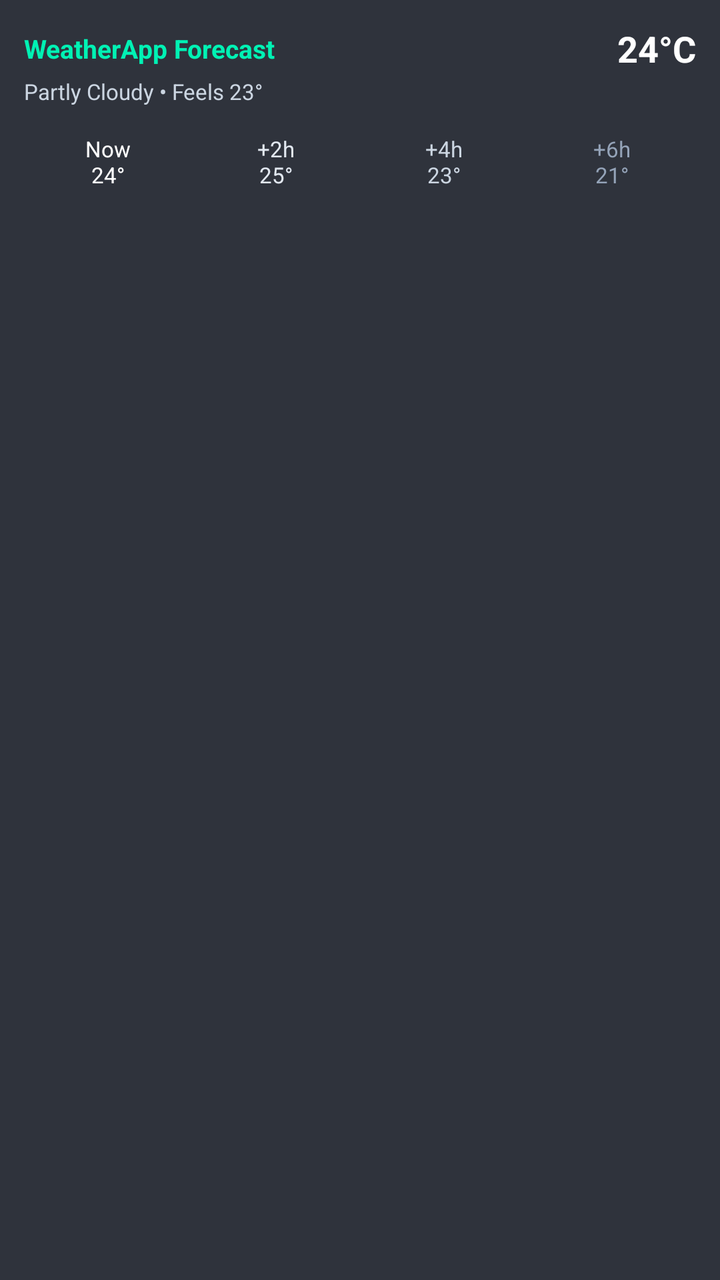
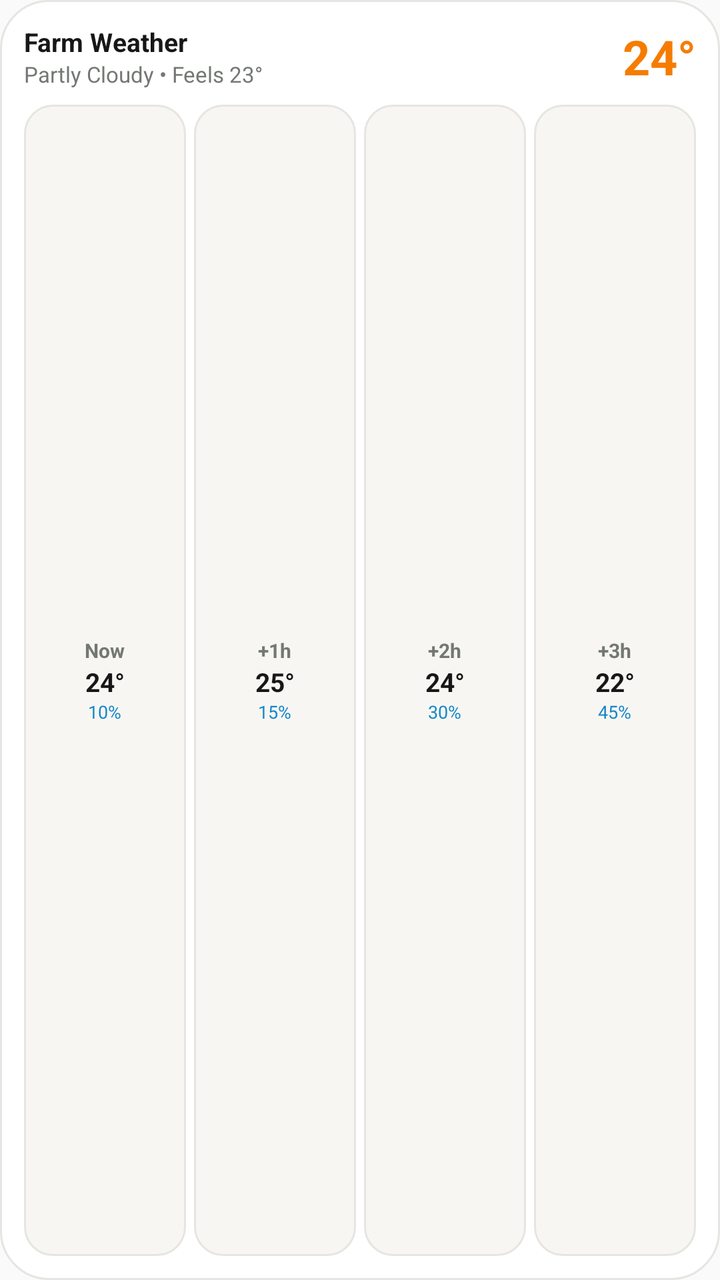

Compare the two renders of this Android layout. The source of the first and the diff that turns it into the second are given below.
<!-- AndroidManifest.xml: application theme AppTheme -->
<!-- res/layout/widget_weather_forecast.xml -->
<?xml version="1.0" encoding="utf-8"?>
<LinearLayout xmlns:android="http://schemas.android.com/apk/res/android"
    android:id="@+id/widget_forecast_root"
    android:layout_width="match_parent"
    android:layout_height="match_parent"
    android:background="#DD0F141F"
    android:orientation="vertical"
    android:padding="12dp">

    
    <LinearLayout
        android:layout_width="match_parent"
        android:layout_height="wrap_content"
        android:orientation="horizontal"
        android:gravity="center_vertical">

        <TextView
            android:id="@+id/widget_forecast_city"
            android:layout_width="0dp"
            android:layout_height="wrap_content"
            android:layout_weight="1"
            android:text="WeatherApp Forecast"
            android:textColor="#00F2B4"
            android:textSize="13sp"
            android:textStyle="bold" />

        <TextView
            android:id="@+id/widget_forecast_temp"
            android:layout_width="wrap_content"
            android:layout_height="wrap_content"
            android:text="24°C"
            android:textColor="#FFFFFF"
            android:textSize="18sp"
            android:textStyle="bold" />
    </LinearLayout>

    <TextView
        android:id="@+id/widget_forecast_condition"
        android:layout_width="wrap_content"
        android:layout_height="wrap_content"
        android:text="Partly Cloudy • Feels 23°"
        android:textColor="#CBD5E1"
        android:textSize="11sp"
        android:layout_marginTop="2dp" />

    
    <LinearLayout
        android:layout_width="match_parent"
        android:layout_height="wrap_content"
        android:orientation="horizontal"
        android:gravity="center"
        android:layout_marginTop="8dp"
        android:paddingTop="6dp">

        <TextView
            android:layout_width="0dp"
            android:layout_height="wrap_content"
            android:layout_weight="1"
            android:gravity="center"
            android:text="Now\n24°"
            android:textColor="#FFFFFF"
            android:textSize="11sp" />

        <TextView
            android:layout_width="0dp"
            android:layout_height="wrap_content"
            android:layout_weight="1"
            android:gravity="center"
            android:text="+2h\n25°"
            android:textColor="#E2E8F0"
            android:textSize="11sp" />

        <TextView
            android:layout_width="0dp"
            android:layout_height="wrap_content"
            android:layout_weight="1"
            android:gravity="center"
            android:text="+4h\n23°"
            android:textColor="#CBD5E1"
            android:textSize="11sp" />

        <TextView
            android:layout_width="0dp"
            android:layout_height="wrap_content"
            android:layout_weight="1"
            android:gravity="center"
            android:text="+6h\n21°"
            android:textColor="#94A3B8"
            android:textSize="11sp" />
    </LinearLayout>
</LinearLayout>
<!-- resources referenced by this layout -->
<resources>

</resources>

<!-- the commit's change to res/layout/widget_weather_forecast.xml (unified diff, before → after) -->
@@ -3,7 +3,7 @@
     android:id="@+id/widget_forecast_root"
     android:layout_width="match_parent"
     android:layout_height="match_parent"
-    android:background="#DD0F141F"
+    android:background="@drawable/widget_surface_white"
     android:orientation="vertical"
     android:padding="12dp">
 
@@ -14,78 +14,181 @@
         android:orientation="horizontal"
         android:gravity="center_vertical">
 
-        <TextView
-            android:id="@+id/widget_forecast_city"
+        <LinearLayout
             android:layout_width="0dp"
             android:layout_height="wrap_content"
             android:layout_weight="1"
-            android:text="WeatherApp Forecast"
-            android:textColor="#00F2B4"
-            android:textSize="13sp"
-            android:textStyle="bold" />
+            android:orientation="vertical">
+
+            <TextView
+                android:id="@+id/widget_forecast_city"
+                android:layout_width="wrap_content"
+                android:layout_height="wrap_content"
+                android:text="Farm Weather"
+                android:textColor="#171717"
+                android:textSize="13sp"
+                android:textStyle="bold" />
+
+            <TextView
+                android:id="@+id/widget_forecast_condition"
+                android:layout_width="wrap_content"
+                android:layout_height="wrap_content"
+                android:text="Partly Cloudy • Feels 23°"
+                android:textColor="#737873"
+                android:textSize="11sp" />
+        </LinearLayout>
 
         <TextView
             android:id="@+id/widget_forecast_temp"
             android:layout_width="wrap_content"
             android:layout_height="wrap_content"
-            android:text="24°C"
-            android:textColor="#FFFFFF"
-            android:textSize="18sp"
+            android:text="24°"
+            android:textColor="#F57C00"
+            android:textSize="24sp"
             android:textStyle="bold" />
     </LinearLayout>
-
-    <TextView
-        android:id="@+id/widget_forecast_condition"
-        android:layout_width="wrap_content"
-        android:layout_height="wrap_content"
-        android:text="Partly Cloudy • Feels 23°"
-        android:textColor="#CBD5E1"
-        android:textSize="11sp"
-        android:layout_marginTop="2dp" />
 
     
     <LinearLayout
         android:layout_width="match_parent"
-        android:layout_height="wrap_content"
+        android:layout_height="0dp"
+        android:layout_weight="1"
         android:orientation="horizontal"
-        android:gravity="center"
-        android:layout_marginTop="8dp"
-        android:paddingTop="6dp">
+        android:layout_marginTop="8dp">
 
-        <TextView
+        <LinearLayout
             android:layout_width="0dp"
-            android:layout_height="wrap_content"
+            android:layout_height="match_parent"
             android:layout_weight="1"
+            android:background="@drawable/chip_bg_neutral"
+            android:padding="4dp"
             android:gravity="center"
-            android:text="Now\n24°"
-            android:textColor="#FFFFFF"
-            android:textSize="11sp" />
+            android:orientation="vertical">
+            <TextView
+                android:id="@+id/h1_time"
+                android:layout_width="wrap_content"
+                android:layout_height="wrap_content"
+                android:text="Now"
+                android:textColor="#737873"
+                android:textSize="10sp"
+                android:textStyle="bold" />
+            <TextView
+                android:id="@+id/h1_temp"
+                android:layout_width="wrap_content"
+                android:layout_height="wrap_content"
+                android:text="24°"
+                android:textColor="#171717"
+                android:textSize="13sp"
+                android:textStyle="bold" />
+            <TextView
+                android:id="@+id/h1_rain"
+                android:layout_width="wrap_content"
+                android:layout_height="wrap_content"
+                android:text="10%"
+                android:textColor="#1687C9"
+                android:textSize="9sp" />
+        </LinearLayout>
 
-        <TextView
+        <LinearLayout
             android:layout_width="0dp"
-            android:layout_height="wrap_content"
+            android:layout_height="match_parent"
             android:layout_weight="1"
+            android:layout_marginStart="4dp"
+            android:background="@drawable/chip_bg_neutral"
+            android:padding="4dp"
             android:gravity="center"
-            android:text="+2h\n25°"
-            android:textColor="#E2E8F0"
-            android:textSize="11sp" />
+            android:orientation="vertical">
+            <TextView
+                android:id="@+id/h2_time"
+                android:layout_width="wrap_content"
+                android:layout_height="wrap_content"
+                android:text="+1h"
+                android:textColor="#737873"
+                android:textSize="10sp"
+                android:textStyle="bold" />
+            <TextView
+                android:id="@+id/h2_temp"
+                android:layout_width="wrap_content"
+                android:layout_height="wrap_content"
+                android:text="25°"
+                android:textColor="#171717"
+                android:textSize="13sp"
+                android:textStyle="bold" />
+            <TextView
+                android:id="@+id/h2_rain"
+                android:layout_width="wrap_content"
+                android:layout_height="wrap_content"
+                android:text="15%"
+                android:textColor="#1687C9"
+                android:textSize="9sp" />
+        </LinearLayout>
 
-        <TextView
+        <LinearLayout
             android:layout_width="0dp"
-            android:layout_height="wrap_content"
+            android:layout_height="match_parent"
             android:layout_weight="1"
+            android:layout_marginStart="4dp"
+            android:background="@drawable/chip_bg_neutral"
+            android:padding="4dp"
             android:gravity="center"
-            android:text="+4h\n23°"
-            android:textColor="#CBD5E1"
-            android:textSize="11sp" />
+            android:orientation="vertical">
+            <TextView
+                android:id="@+id/h3_time"
+                android:layout_width="wrap_content"
+                android:layout_height="wrap_content"
+                android:text="+2h"
+                android:textColor="#737873"
+                android:textSize="10sp"
+                android:textStyle="bold" />
+            <TextView
+                android:id="@+id/h3_temp"
+                android:layout_width="wrap_content"
+                android:layout_height="wrap_content"
+                android:text="24°"
+                android:textColor="#171717"
+                android:textSize="13sp"
+                android:textStyle="bold" />
+            <TextView
+                android:id="@+id/h3_rain"
+                android:layout_width="wrap_content"
+                android:layout_height="wrap_content"
+                android:text="30%"
+                android:textColor="#1687C9"
+                android:textSize="9sp" />
+        </LinearLayout>
 
-        <TextView
+        <LinearLayout
             android:layout_width="0dp"
-            android:layout_height="wrap_content"
+            android:layout_height="match_parent"
             android:layout_weight="1"
+            android:layout_marginStart="4dp"
+            android:background="@drawable/chip_bg_neutral"
+            android:padding="4dp"
             android:gravity="center"
-            android:text="+6h\n21°"
-            android:textColor="#94A3B8"
-            android:textSize="11sp" />
+            android:orientation="vertical">
+            <TextView
+                android:id="@+id/h4_time"
+                android:layout_width="wrap_content"
+                android:layout_height="wrap_content"
+                android:text="+3h"
+                android:textColor="#737873"
+                android:textSize="10sp"
+                android:textStyle="bold" />
+            <TextView
+                android:id="@+id/h4_temp"
+                android:layout_width="wrap_content"
+                android:layout_height="wrap_content"
+                android:text="22°"
+                android:textColor="#171717"
+                android:textSize="13sp"
+                android:textStyle="bold" />
+            <TextView
+                android:id="@+id/h4_rain"
+                android:layout_width="wrap_content"
+                android:layout_height="wrap_content"
+                android:text="45%"
+                android:textColor="#1687C9"
+                android:textSize="9sp" />
+        </LinearLayout>
     </LinearLayout>
 </LinearLayout>
<!-- resource entries referenced after the edit -->
@@ -1,5 +1,34 @@
 <!-- resources referenced by this layout -->
 <resources>
-
+  <!-- drawable chip_bg_neutral (drawable) -->
+  <?xml version="1.0" encoding="utf-8"?>
+  <shape xmlns:android="http://schemas.android.com/apk/res/android"
+      android:shape="rectangle">
+      <solid android:color="#F7F6F2" />
+      <corners android:radius="14dp" />
+      <stroke android:width="1dp" android:color="#E6E5E1" />
+  </shape>
+  <!-- drawable widget_surface_white (drawable) -->
+  <?xml version="1.0" encoding="utf-8"?>
+  <shape xmlns:android="http://schemas.android.com/apk/res/android"
+      android:shape="rectangle">
+      <solid android:color="#FFFFFF" />
+      <corners android:radius="24dp" />
+      <stroke android:width="1dp" android:color="#E6E5E1" />
+  </shape>
+  <style name="AppTheme" parent="Theme.AppCompat.Light.NoActionBar">
+          <item name="colorPrimary">@color/colorPrimary</item>
+          <item name="colorPrimaryDark">@color/colorPrimaryDark</item>
+          <item name="colorAccent">@color/colorAccent</item>
+          <item name="android:statusBarColor">@color/statusBarColor</item>
+          <item name="android:windowLightStatusBar">true</item>
+          <item name="android:navigationBarColor">@color/navigationBarColor</item>
+          <item name="android:windowLightNavigationBar">true</item>
+      </style>
+  <color name="colorPrimary">#F57C00</color>
+  <color name="colorPrimaryDark">#E65100</color>
+  <color name="colorAccent">#159B69</color>
+  <color name="statusBarColor">#F7F6F2</color>
+  <color name="navigationBarColor">#FFFFFF</color>
 </resources>
 
